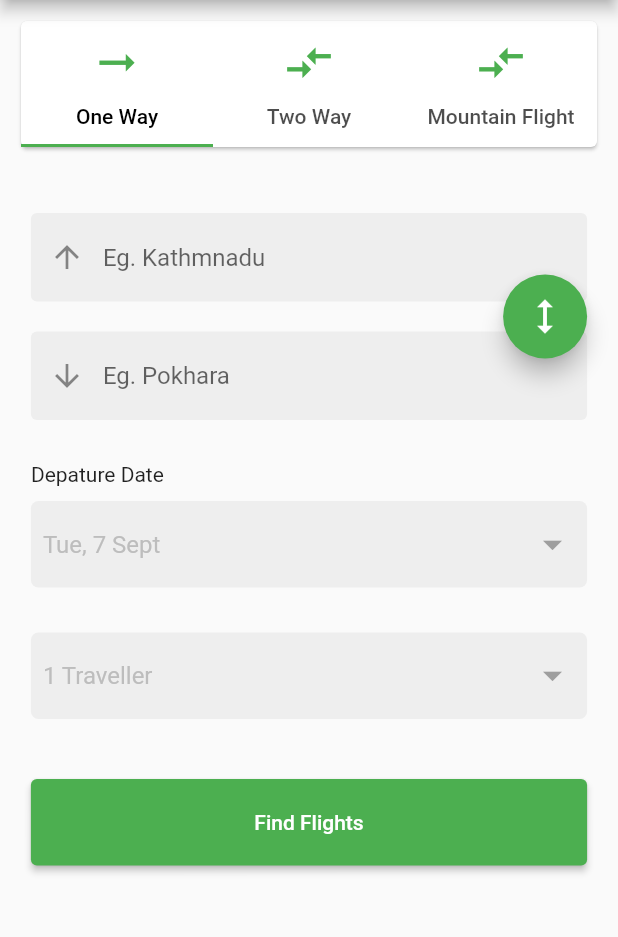
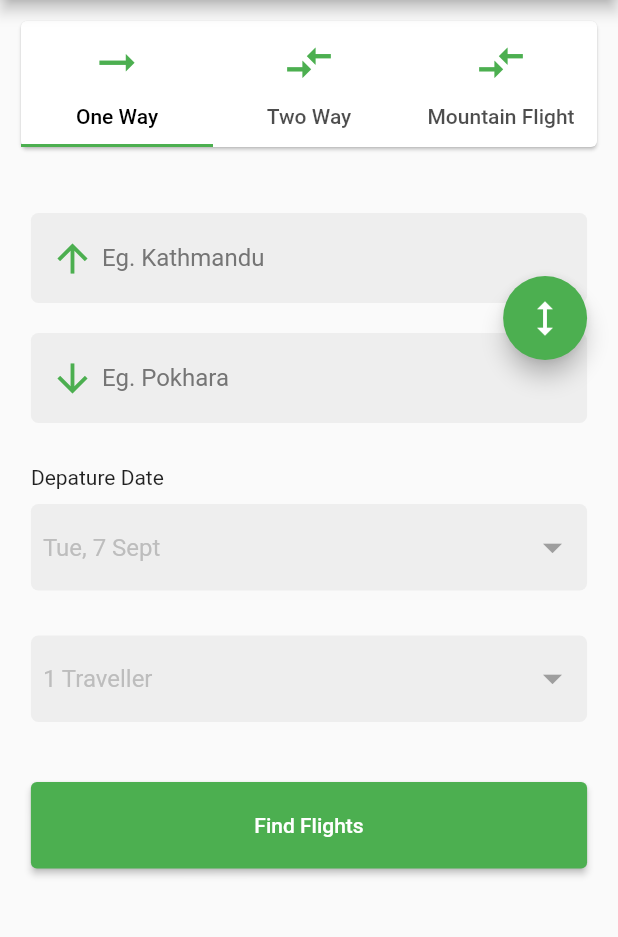
Before and after one commit to rajbahakdanyu/Khanepani_flutter, a Flutter app: the Airline screen opened by its route, on a phone screen of 412 x 824 dp, the part 84-1021 px from its top. Run offline on Flutter 3.47's test engine with Material 2 defaults, Android fonts, the phone set to English and light mode, and no system bars.

Commit message:
Changed textfields to custom fields in flight input widget

```diff
--- a/lib/main.dart
+++ b/lib/main.dart
@@ -1,4 +1,5 @@
 import 'package:flutter/material.dart';
+import 'package:khanepani/pages/airports_page.dart';
 
 import 'pages/airline_page.dart';
 import 'pages/counter_page.dart';
@@ -24,7 +25,7 @@ class MyApp extends StatelessWidget {
         '/khanepani': (context) => Khanepani(),
         '/airline': (context) => Airline(),
         '/counter': (context) => Counter(),
-        '/airport': (context) => Counter(),
+        '/airport': (context) => Airport(),
       },
     );
   }
--- a/lib/widgets/flight_input_widget.dart
+++ b/lib/widgets/flight_input_widget.dart
@@ -8,38 +8,60 @@ class FlightInputWidget extends StatefulWidget {
 }
 
 class _FlightInputWidgetState extends State<FlightInputWidget> {
-  TextEditingController _currentLocation = new TextEditingController();
-  TextEditingController _destinationLocation = new TextEditingController();
+  String _currentLocation = 'Eg. Kathmandu';
+  String _destinationLocation = 'Eg. Pokhara';
+
+  Widget airportFields(
+      VoidCallback tapFunc, IconData fieldIcon, String location) {
+    return GestureDetector(
+      onTap: tapFunc,
+      child: Container(
+        height: 60,
+        decoration: BoxDecoration(
+          color: Colors.grey.shade200,
+          borderRadius: BorderRadius.circular(5),
+        ),
+        child: Padding(
+          padding: const EdgeInsets.all(8.0),
+          child: Row(
+            children: [
+              Expanded(
+                child: Icon(
+                  fieldIcon,
+                  color: Colors.green,
+                  size: 30,
+                ),
+              ),
+              Expanded(
+                flex: 8,
+                child: Text(
+                  location,
+                  style: TextStyle(
+                    color: Colors.grey.shade600,
+                    fontSize: 16,
+                  ),
+                ),
+              ),
+            ],
+          ),
+        ),
+      ),
+    );
+  }
 
   Widget flightInputFields() {
     return Column(
       children: [
-        TextField(
-          controller: _currentLocation,
-          decoration: InputDecoration(
-            border: OutlineInputBorder(borderSide: BorderSide.none),
-            focusedBorder: OutlineInputBorder(borderSide: BorderSide.none),
-            focusColor: Colors.grey.shade200,
-            fillColor: Colors.grey.shade200,
-            filled: true,
-            prefixIcon: Icon(Icons.arrow_upward),
-            hintText: 'Eg. Kathmnadu',
-          ),
-          cursorHeight: 25,
+        airportFields(
+          () => Navigator.pushNamed(context, '/airport'),
+          Icons.arrow_upward,
+          _currentLocation,
         ),
         SizedBox(height: 20),
-        TextField(
-          controller: _destinationLocation,
-          decoration: InputDecoration(
-            border: OutlineInputBorder(borderSide: BorderSide.none),
-            focusedBorder: OutlineInputBorder(borderSide: BorderSide.none),
-            focusColor: Colors.grey.shade200,
-            fillColor: Colors.grey.shade200,
-            filled: true,
-            prefixIcon: Icon(Icons.arrow_downward),
-            hintText: 'Eg. Pokhara',
-          ),
-          cursorHeight: 25,
+        airportFields(
+          () => Navigator.pushNamed(context, '/airport'),
+          Icons.arrow_downward,
+          _destinationLocation,
         ),
       ],
     );
@@ -55,7 +77,7 @@ class _FlightInputWidgetState extends State<FlightInputWidget> {
           flightInputFields(),
           FloatingActionButton(
             onPressed: () {
-              TextEditingController temp = _currentLocation;
+              String temp = _currentLocation;
 
               setState(() {
                 _currentLocation = _destinationLocation;
```
